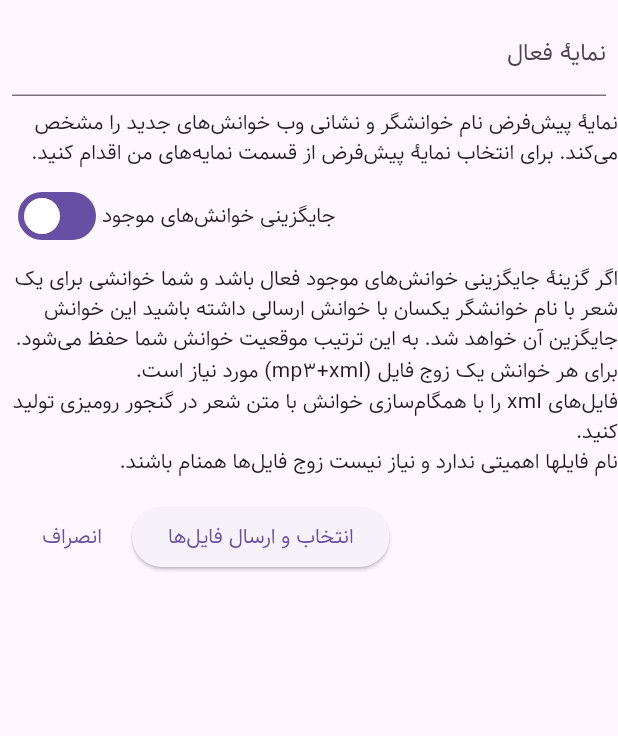
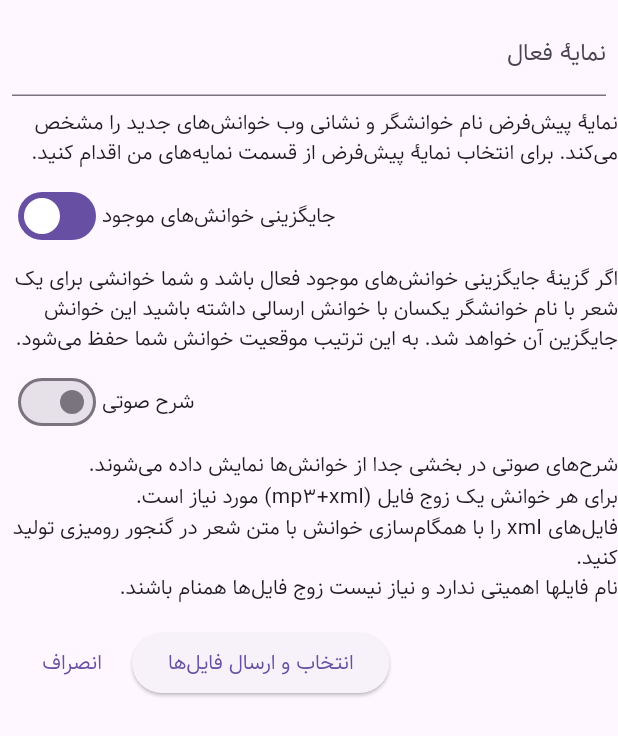
Before and after one commit to ganjoor/gaudiopanel, a Flutter app: the UploadFiles widget shown alone on an empty page, opened directly with empty values, on a phone screen of 412 x 824 dp. Shown: the top 736 px of the screen. Run offline on Flutter 3.47's test engine with Material 3 defaults, Android fonts, the phone set to English and light mode, and no system bars; our stand-ins replace after_layout, file_picker, flutter_html, just_audio, loading_overlay, localstorage and 1 more; missing offline and left inert: universal_html.

Commit message:
support for commentaries

```diff
--- a/lib/forms/upload_files.dart
+++ b/lib/forms/upload_files.dart
@@ -13,6 +13,7 @@ class _UploadFilesState extends State<UploadFiles> {
   final TextEditingController _profileController = TextEditingController();
 
   bool _replace = true;
+  bool _commentary = false;
 
   @override
   void dispose() {
@@ -58,6 +59,24 @@ class _UploadFilesState extends State<UploadFiles> {
               ),
               const Text(
                   'اگر گزینهٔ جایگزینی خوانش‌های موجود فعال باشد و شما خوانشی برای یک شعر با نام خوانشگر یکسان با خوانش ارسالی داشته باشید این خوانش جایگزین آن خواهد شد. به این ترتیب موقعیت خوانش شما حفظ می‌شود.'),
+              Padding(
+                padding: const EdgeInsets.all(8.0),
+                child: Row(
+                    mainAxisAlignment: MainAxisAlignment.end,
+                    crossAxisAlignment: CrossAxisAlignment.center,
+                    children: [
+                      const Text('شرح صوتی'),
+                      Switch(
+                          value: _commentary,
+                          onChanged: (value) {
+                            setState(() {
+                              _commentary = value;
+                            });
+                          })
+                    ]),
+              ),
+              const Text(
+                  'شرح‌های صوتی در بخشی جدا از خوانش‌ها نمایش داده می‌شوند.'),
               const Text('برای هر خوانش یک زوج فایل (mp3+xml) مورد نیاز است. '),
               const Text(
                   'فایل‌های xml را با همگام‌سازی خوانش با متن شعر در گنجور رومیزی تولید کنید.'),
@@ -71,7 +90,8 @@ class _UploadFilesState extends State<UploadFiles> {
                       ElevatedButton(
                         child: const Text('انتخاب و ارسال فایل‌ها'),
                         onPressed: () {
-                          Navigator.of(context).pop(_replace);
+                          Navigator.of(context).pop(
+                              (replace: _replace, commentary: _commentary));
                         },
                       ),
                       TextButton(
```
Also changed, not shown: lib/forms/main_form.dart (+6 -5 lines), lib/services/upload_recitation_service.dart (+8 -4 lines).
